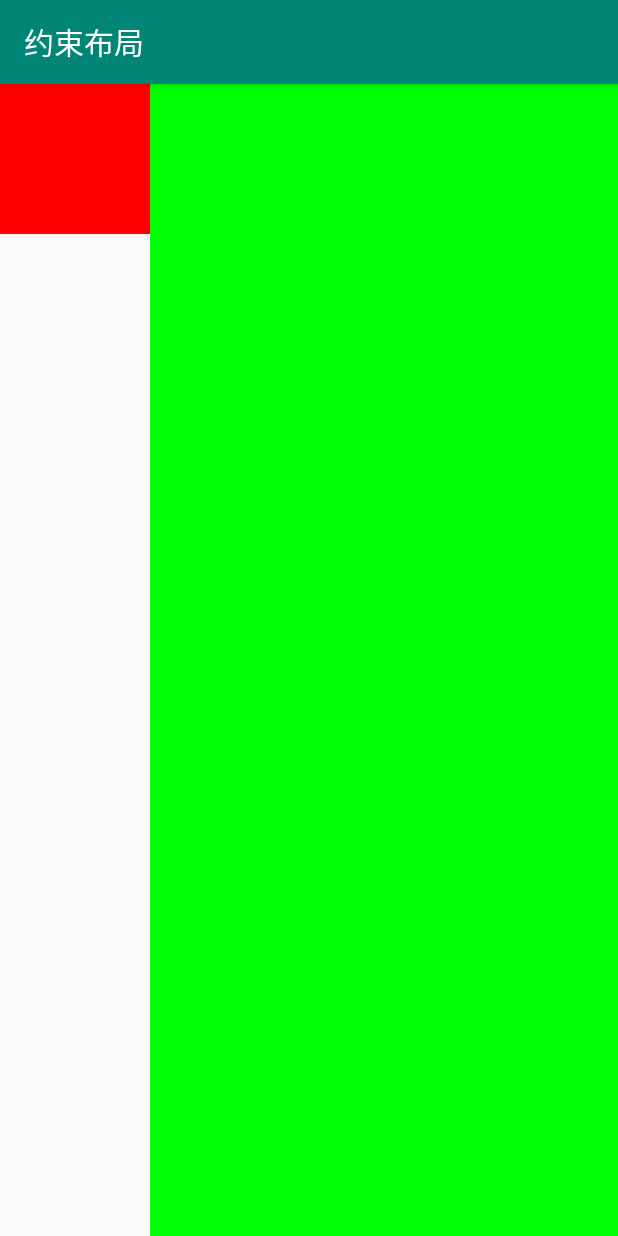
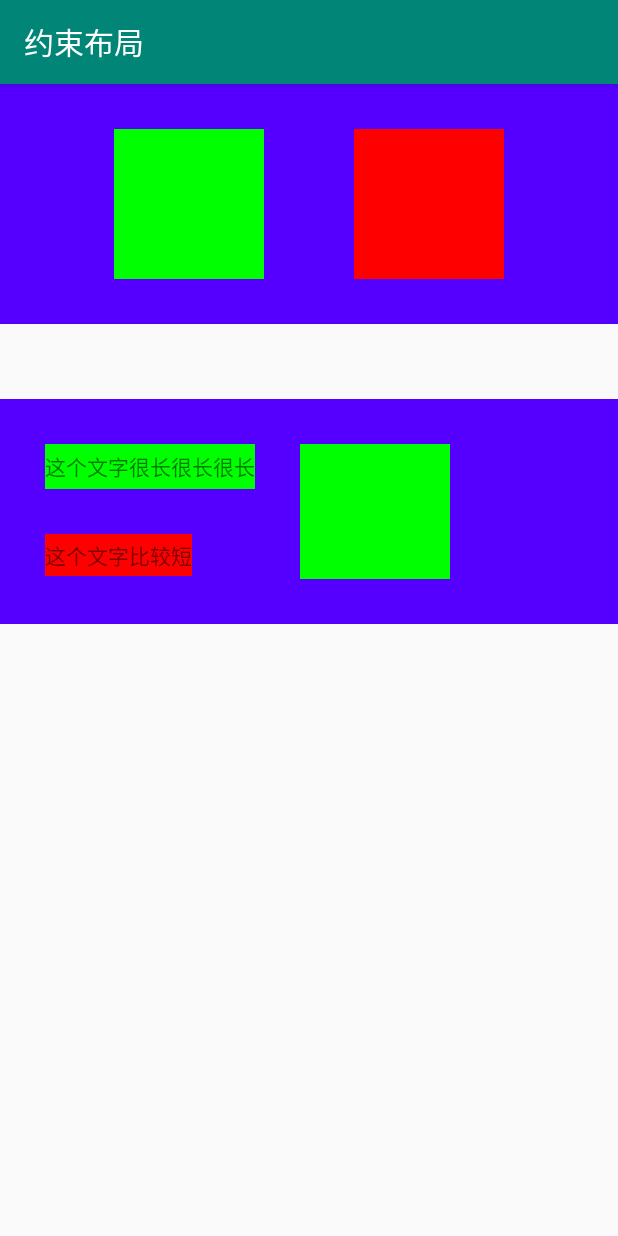
Before and after one commit to LqDeveloper/AndroidLayut, an Android app: the ConstraintActivity screen opened directly, with no data from a screen before it, on a phone screen of 412 x 824 dp. Run offline under Robolectric (Android 15) with nearby library versions, the phone set to English and light mode, and no system bars.

Commit message:
约束布局

```diff
--- a/app/src/main/res/layout/activity_constraint.xml
+++ b/app/src/main/res/layout/activity_constraint.xml
@@ -1,28 +1,97 @@
 <?xml version="1.0" encoding="utf-8"?>
-<android.support.constraint.ConstraintLayout xmlns:android="http://schemas.android.com/apk/res/android"
+<LinearLayout xmlns:android="http://schemas.android.com/apk/res/android"
     xmlns:app="http://schemas.android.com/apk/res-auto"
     xmlns:tools="http://schemas.android.com/tools"
     android:layout_width="match_parent"
     android:layout_height="match_parent"
+    android:orientation="vertical"
     tools:context=".ConstraintActivity">
+
+    <!--适合居中显示-->
+    <android.support.constraint.ConstraintLayout
+        android:layout_width="match_parent"
+        android:layout_height="wrap_content"
+        android:background="#50f"
+        android:paddingTop="30dp"
+        android:paddingBottom="30dp">
+
+        <android.support.constraint.Guideline
+            android:id="@+id/centerGuideline"
+            android:layout_width="wrap_content"
+            android:layout_height="wrap_content"
+            android:orientation="vertical"
+            app:layout_constraintGuide_percent="0.5" />
+
+        <TextView
+            android:layout_width="100dp"
+            android:layout_height="100dp"
+            android:layout_marginRight="30dp"
+            android:background="#0f0"
+            app:layout_constraintEnd_toStartOf="@id/centerGuideline"
+            app:layout_constraintTop_toTopOf="parent" />
+
+        <TextView
+            android:layout_width="100dp"
+            android:layout_height="100dp"
+            android:layout_marginLeft="30dp"
+            android:background="#f00"
+            app:layout_constraintStart_toStartOf="@id/centerGuideline"
+            app:layout_constraintTop_toTopOf="parent" />
+
+    </android.support.constraint.ConstraintLayout>
+
+
+    <!--Barrier 会靠近最长的控件的右边-->
+    <android.support.constraint.ConstraintLayout
+        android:layout_width="match_parent"
+        android:layout_height="wrap_content"
+        android:layout_marginTop="50dp"
+        android:background="#50f"
+        android:paddingTop="30dp"
+        android:paddingBottom="30dp">
 
 
         <TextView
-        android:layout_width="0dp"
-        android:layout_height="0dp"
-        app:layout_constraintTop_toTopOf="parent"
-        app:layout_constraintBottom_toBottomOf="parent"
-        app:layout_constraintStart_toEndOf="@id/letftTextView"
-        app:layout_constraintEnd_toEndOf="parent"
+            android:id="@+id/topTextView"
+            android:layout_width="wrap_content"
+            android:layout_height="30dp"
             android:background="#0f0"
-        />
+            android:text="这个文字很长很长很长"
+            android:gravity="center"
+            android:layout_marginLeft="30dp"
+            app:layout_constraintStart_toStartOf="parent"
+            app:layout_constraintTop_toTopOf="parent" />
+
         <TextView
-        android:id="@+id/letftTextView"
-        android:layout_width="100dp"
-        android:layout_height="100dp"
-        app:layout_constraintTop_toTopOf="parent"
+            android:id="@+id/bottomTextView"
+            android:layout_width="wrap_content"
+            android:text="这个文字比较短"
+            android:gravity="center"
+            android:layout_height="28dp"
+            android:layout_marginLeft="30dp"
+            android:layout_marginTop="30dp"
+            android:background="#f00"
             app:layout_constraintStart_toStartOf="parent"
-        android:background="#f00"
+            app:layout_constraintTop_toBottomOf="@+id/topTextView" />
+
+        <android.support.constraint.Barrier
+            android:id="@+id/barrier"
+            android:layout_width="wrap_content"
+            android:layout_height="wrap_content"
+            app:constraint_referenced_ids="topTextView,bottomTextView"
+            app:barrierDirection="right"
             />
 
+        <TextView
+            android:id="@+id/rightTextView"
+            android:layout_width="100dp"
+            android:layout_height="90dp"
+            android:background="#0f0"
+            android:layout_marginLeft="30dp"
+            app:layout_constraintStart_toEndOf="@+id/barrier"
+            app:layout_constraintTop_toTopOf="parent" />
+
     </android.support.constraint.ConstraintLayout>
+
+
+</LinearLayout>
```
Lines whose indentation alone changed are shown as unchanged.
